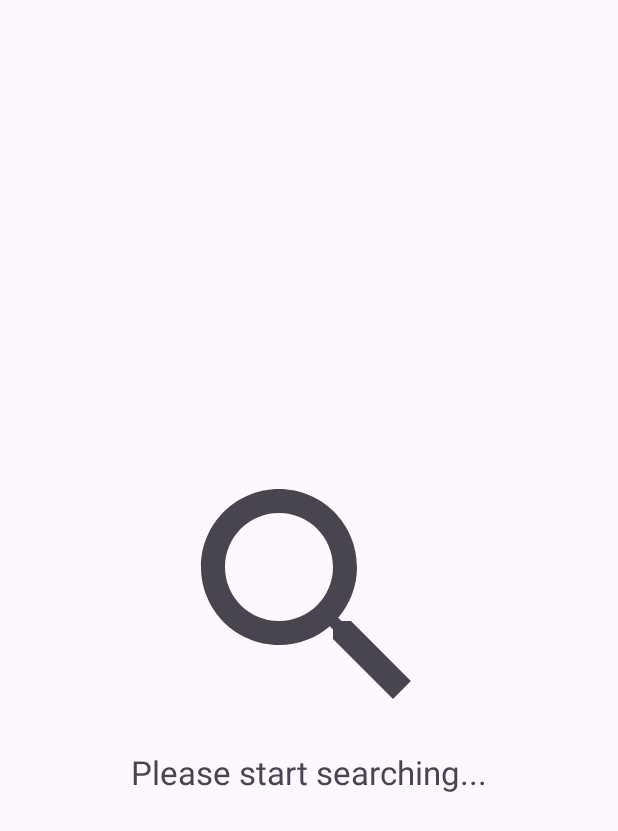
After one commit to inmaks/GIFLiveSearchApp, an Android app built with Jetpack Compose: the composable GifStaggeredGrid called with empty values, on a phone screen of 412 x 824 dp. The commit adds this screen. Shown: the top 831 px of the screen. Run offline under Robolectric (Android 15) with nearby library versions, the phone set to English and light mode, and no system bars; libraries missing offline, so code that uses them is left out: com.chili; 2 statements that could not run were skipped.

Commit message:
Now using LazyStaggeredGrid, added Not Found, changing StatusBar and NavigationBar colors

```diff
--- a/app/build.gradle
+++ b/app/build.gradle
@@ -70,5 +70,7 @@ dependencies {
     implementation "io.ktor:ktor-client-content-negotiation:2.2.2"
     implementation "androidx.paging:paging-compose:1.0.0-alpha17"
     implementation "androidx.compose.runtime:runtime-livedata:1.3.2"
-    implementation "org.jetbrains.kotlinx:kotlinx-coroutines-core:1.4.2"
+    implementation "org.jetbrains.kotlinx:kotlinx-coroutines-core:1.6.4"
+    implementation "androidx.compose.foundation:foundation:1.3.1"
+    implementation "androidx.compose.foundation:foundation-layout:1.3.1"
 }
--- a/app/src/main/java/com/chili/GIFLiveSearch/Data/Gif.kt
+++ b/app/src/main/java/com/chili/GIFLiveSearch/Data/Gif.kt
@@ -35,5 +35,9 @@ data class GifAuthor(
 @Serializable
 data class GifImagesOriginal(
     @SerialName("url")
-    val url: String) {
+    val url: String,
+    @SerialName("height")
+    val height: Int,
+    @SerialName("width")
+    val width: Int) {
 }
--- a/app/src/main/java/com/chili/GIFLiveSearch/MainActivity.kt
+++ b/app/src/main/java/com/chili/GIFLiveSearch/MainActivity.kt
@@ -14,7 +14,7 @@ import androidx.compose.runtime.livedata.observeAsState
 import androidx.compose.ui.Modifier
 import androidx.compose.ui.unit.dp
 import com.chili.GIFLiveSearch.Data.GifArray
-import com.chili.GIFLiveSearch.ui.GifList
+import com.chili.GIFLiveSearch.ui.GifStaggeredGrid
 import com.chili.GIFLiveSearch.ui.SearchView
 import com.chili.GIFLiveSearch.ui.theme.GIFLiveSearchTheme
 import com.chili.GIFLiveSearch.viewmodels.MainViewModel
@@ -53,5 +53,5 @@ fun MainScreen(mainViewModel: MainViewModel) {
 
     val gifs: GifArray? by mainViewModel.gifs.observeAsState(null)
 
-    GifList(gifs)
+    GifStaggeredGrid(gifs)
 }
--- /dev/null
+++ b/app/src/main/java/com/chili/GIFLiveSearch/ui/GifStaggeredGrid.kt
@@ -0,0 +1,79 @@
+package com.chili.GIFLiveSearch.ui
+
+import androidx.compose.foundation.ExperimentalFoundationApi
+import androidx.compose.foundation.layout.*
+import androidx.compose.foundation.lazy.staggeredgrid.LazyVerticalStaggeredGrid
+import androidx.compose.foundation.lazy.staggeredgrid.StaggeredGridCells
+import androidx.compose.material.icons.Icons
+import androidx.compose.material.icons.filled.Search
+import androidx.compose.material3.Icon
+import androidx.compose.material3.MaterialTheme
+import androidx.compose.material3.Text
+import androidx.compose.runtime.Composable
+import androidx.compose.ui.Alignment
+import androidx.compose.ui.Modifier
+import androidx.compose.ui.unit.dp
+import com.chili.GIFLiveSearch.Data.GifArray
+
+@OptIn(ExperimentalFoundationApi::class)
+@Composable
+fun GifStaggeredGrid(gifArr: GifArray?) {
+
+    gifArr?.let {
+        if(!it.gifs.isEmpty()) {
+            LazyVerticalStaggeredGrid(
+                columns = StaggeredGridCells.Fixed(2),
+                verticalArrangement = Arrangement.spacedBy(8.dp),
+                horizontalArrangement = Arrangement.spacedBy(8.dp)
+            ) {
+                items(it.gifs.size) {i->
+                    GifCard(it.gifs[i])
+                }
+            }
+        } else {
+            Column(
+                modifier = Modifier.fillMaxSize(),
+                verticalArrangement = Arrangement.Center,
+                horizontalAlignment = Alignment.CenterHorizontally
+            ) {
+                Text(
+                    text = "404",
+                    style = MaterialTheme.typography.displayLarge,
+                    color = MaterialTheme.colorScheme.onSurfaceVariant,
+                    modifier = Modifier.wrapContentSize()
+                )
+                Text(
+                    text = "Nothing was found...",
+                    style = MaterialTheme.typography.titleLarge,
+                    color = MaterialTheme.colorScheme.onSurfaceVariant,
+                    modifier = Modifier.wrapContentSize()
+                )
+                Text(
+                    text = "Try searching something else.",
+                    style = MaterialTheme.typography.titleMedium,
+                    color = MaterialTheme.colorScheme.onSurfaceVariant,
+                    modifier = Modifier.wrapContentSize()
+                )
+            }
+        }
+    } ?: Column(
+        modifier = Modifier.fillMaxSize(),
+        verticalArrangement = Arrangement.Center,
+        horizontalAlignment = Alignment.CenterHorizontally
+    ) {
+        Icon(
+            Icons.Default.Search,
+            contentDescription = "",
+            modifier = Modifier
+                .padding(8.dp)
+                .size(192.dp),
+            tint = MaterialTheme.colorScheme.onSurfaceVariant
+        )
+        Text(
+            text = "Please start searching...",
+            style = MaterialTheme.typography.titleLarge,
+            color = MaterialTheme.colorScheme.onSurfaceVariant,
+            modifier = Modifier.wrapContentSize()
+        )
+    }
+}
--- a/app/src/main/java/com/chili/GIFLiveSearch/ui/theme/Theme.kt
+++ b/app/src/main/java/com/chili/GIFLiveSearch/ui/theme/Theme.kt
@@ -1,10 +1,15 @@
 package com.chili.GIFLiveSearch.ui.theme
 
+import android.app.Activity
 import androidx.compose.foundation.isSystemInDarkTheme
 import androidx.compose.material3.MaterialTheme
 import androidx.compose.material3.darkColorScheme
 import androidx.compose.material3.lightColorScheme
 import androidx.compose.runtime.Composable
+import androidx.compose.runtime.SideEffect
+import androidx.compose.ui.graphics.toArgb
+import androidx.compose.ui.platform.LocalView
+import androidx.core.view.WindowCompat
 
 
 private val LightColors = lightColorScheme(
@@ -83,6 +88,20 @@ fun GIFLiveSearchTheme(
         DarkColors
     }
 
+    val view = LocalView.current
+    if (!view.isInEditMode) {
+        SideEffect {
+            val window = (view.context as Activity).window
+            window.statusBarColor = colors.surface.toArgb()
+            window.navigationBarColor = colors.surface.toArgb()
+
+            WindowCompat.getInsetsController(window, view)
+                .isAppearanceLightStatusBars = !useDarkTheme
+            WindowCompat.getInsetsController(window, view)
+                .isAppearanceLightNavigationBars = !useDarkTheme
+        }
+    }
+
     MaterialTheme(
         colorScheme = colors,
         content = content
--- a/app/src/main/java/com/chili/GIFLiveSearch/viewmodels/MainViewModel.kt
+++ b/app/src/main/java/com/chili/GIFLiveSearch/viewmodels/MainViewModel.kt
@@ -28,6 +28,7 @@ class MainViewModel : ViewModel(){
         var latestSearched = ""
         return CoroutineScope(Dispatchers.Default).launch {
             while (true) {
+                delay(timeInterval)
                 if(latestSearched != q.value!! && q.value!! != "") {
                     latestSearched = q.value!!
                     viewModelScope.launch {
@@ -40,7 +41,6 @@ class MainViewModel : ViewModel(){
                         }
                     }
                 }
-                delay(timeInterval)
             }
         }
     }
@@ -50,6 +50,6 @@ class MainViewModel : ViewModel(){
     }
 
     init {
-        startRepeatingJob(500)
+        startRepeatingJob(600)
     }
 }
```
Also changed, not shown: app/src/main/java/com/chili/GIFLiveSearch/ui/GifCard.kt (+18 -35 lines), app/src/main/java/com/chili/GIFLiveSearch/ui/GifList.kt (deleted, +0 -21 lines), app/src/main/java/com/chili/GIFLiveSearch/ui/SeachView.kt (+16 -4 lines).
